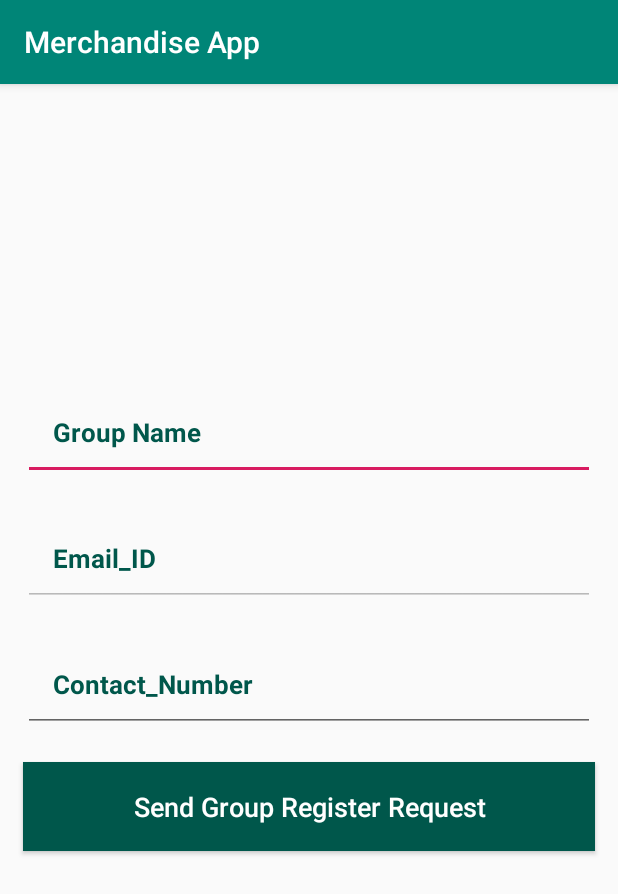
After one commit to Kartik-715/MerchandiseApp, an Android app: the GroupRegisterActivity screen opened directly, with no data from a screen before it, on a phone screen of 412 x 824 dp. The commit adds this screen. Shown: the top 894 px of the screen. Run offline under Robolectric (Android 15) with nearby library versions, the light colour scheme and no system bars; our stand-ins replace Firebase (no records; nobody signed in at launch, a user with empty details on screens opened directly).

Commit message:
GroupRegisterActivity Done

```diff
--- a/app/src/main/AndroidManifest.xml
+++ b/app/src/main/AndroidManifest.xml
@@ -20,7 +20,8 @@
         android:supportsRtl="true"
         android:theme="@style/AppTheme"
         tools:ignore="GoogleAppIndexingWarning">
-        <activity android:name=".AddMerchandise"></activity>
+        <activity android:name=".GroupRegisterActivity"></activity>
+        <activity android:name=".AddMerchandise" />
         <activity
             android:name=".VendorActivity"
             android:label="@string/title_activity_vendor"
--- /dev/null
+++ b/app/src/main/java/com/example/merchandiseapp/GroupRegisterActivity.java
@@ -0,0 +1,119 @@
+package com.example.merchandiseapp;
+
+import android.content.Context;
+import android.support.annotation.NonNull;
+import android.support.v7.app.AppCompatActivity;
+import android.os.Bundle;
+import android.view.View;
+import android.widget.Button;
+import android.widget.EditText;
+import android.widget.Toast;
+
+import com.example.merchandiseapp.Prevalent.Prevalent;
+import com.firebase.ui.auth.data.model.PhoneNumber;
+import com.google.android.gms.tasks.OnCompleteListener;
+import com.google.android.gms.tasks.Task;
+import com.google.firebase.database.DataSnapshot;
+import com.google.firebase.database.DatabaseError;
+import com.google.firebase.database.DatabaseReference;
+import com.google.firebase.database.FirebaseDatabase;
+import com.google.firebase.database.ValueEventListener;
+
+import java.util.HashMap;
+
+public class GroupRegisterActivity extends AppCompatActivity
+{
+    private EditText GroupName,EmailID,Contact;
+    private Button Register;
+
+    @Override
+    protected void onCreate(Bundle savedInstanceState)
+    {
+        super.onCreate(savedInstanceState);
+        setContentView(R.layout.activity_group_register);
+
+        GroupName = findViewById(R.id.Register_Group_Name);
+        EmailID = findViewById(R.id.Register_Email_ID);
+        Contact = findViewById(R.id.Register_Contact);
+        Register = findViewById(R.id.Btn_Group_Request);
+
+        EmailID.setText(Prevalent.currentEmail);
+        EmailID.setEnabled(false);
+
+        Register.setOnClickListener(new View.OnClickListener()
+        {
+            @Override
+            public void onClick(View v)
+            {
+                SendRequest();
+            }
+        });
+    }
+
+    private void SendRequest()
+    {
+        final DatabaseReference requestRef = FirebaseDatabase.getInstance().getReference().child("Admin").child(GroupName.getText().toString());
+        final DatabaseReference requestRef2 = FirebaseDatabase.getInstance().getReference().child("Admin");
+
+        requestRef2.addListenerForSingleValueEvent(new ValueEventListener()
+        {
+            @Override
+            public void onDataChange(@NonNull DataSnapshot dataSnapshot)
+            {
+                String temp = GroupName.getText().toString();
+                if( dataSnapshot.hasChild(temp) )
+                {
+                    if(GroupName.getText().toString().trim().length() == 0)
+                    {
+                        Toast.makeText(GroupRegisterActivity.this, "Please Enter Group Name", Toast.LENGTH_SHORT).show();
+                    }
+                    else
+                    {
+                        Toast.makeText(GroupRegisterActivity.this, "Group with This Name already Exists", Toast.LENGTH_SHORT).show();
+                    }
+                }
+
+                else
+                {
+                    if(GroupName.getText().toString().trim().length() == 0)
+                    {
+                        Toast.makeText(GroupRegisterActivity.this, "Please Enter Group Name", Toast.LENGTH_SHORT).show();
+                    }
+
+                    else if(Contact.getText().toString().trim().length() == 0)
+                    {
+                        Toast.makeText(GroupRegisterActivity.this, "Please Enter Contact Number", Toast.LENGTH_SHORT).show();
+                    }
+
+                    else
+                    {
+                        final HashMap<String, Object> requestMap = new HashMap<>();
+                        requestMap.put("Contact", Contact.getText().toString());
+                        requestMap.put("Email", EmailID.getText().toString());
+                        requestMap.put("GroupName",GroupName.getText().toString());
+                        requestMap.put("isApproved","No");
+
+
+                        requestRef.updateChildren(requestMap)
+                                .addOnCompleteListener(new OnCompleteListener<Void>()
+                                {
+                                    @Override
+                                    public void onComplete(@NonNull Task<Void> task)
+                                    {
+                                        Toast.makeText(GroupRegisterActivity.this, "Successfully Sent Request to Admin", Toast.LENGTH_SHORT).show();
+                                    }
+                                });
+                    }
+
+                }
+            }
+
+            @Override
+            public void onCancelled(@NonNull DatabaseError databaseError)
+            {
+
+            }
+        });
+
+    }
+}
--- a/app/src/main/java/com/example/merchandiseapp/HomeActivity.java
+++ b/app/src/main/java/com/example/merchandiseapp/HomeActivity.java
@@ -223,13 +223,15 @@ public class HomeActivity extends AppCompatActivity
         } else if (id == R.id.wallet) {
             Intent intent = new Intent(this, myWallet.class);
             startActivity(intent);
-        }/* else if (id == R.id.nav_slideshow) {
+        }else if (id == R.id.nav_slideshow) {
 
         } else if (id == R.id.nav_manage) {
 
         } else if (id == R.id.nav_share) {
+            Intent intent = new Intent(HomeActivity.this, com.example.merchandiseapp.GroupRegisterActivity.class);
+            startActivity(intent);
 
-        }*/ else if (id == R.id.nav_send) {
+        } else if (id == R.id.nav_send) {
             Intent intent = new Intent(HomeActivity.this, DeliveredActivity.class);
             startActivity(intent);
 
--- a/app/src/main/java/com/example/merchandiseapp/LoginActivity.java
+++ b/app/src/main/java/com/example/merchandiseapp/LoginActivity.java
@@ -249,9 +249,9 @@ public class LoginActivity extends AppCompatActivity {
                                     else if(final_Access.equals("4")){
                                         intent = new Intent(getApplicationContext(),grpUser.class);
                                     }
-                                    intent = new Intent(getApplicationContext(),CourierActivity.class);
+                                    //intent = new Intent(getApplicationContext(),CourierActivity.class);
 
-                                    intent.putExtra("user", user);
+                                    //intent.putExtra("user", user);
                                     startActivity(intent);
                                 }
                             }).addOnFailureListener(new OnFailureListener() {
--- /dev/null
+++ b/app/src/main/res/layout/activity_group_register.xml
@@ -0,0 +1,73 @@
+<?xml version="1.0" encoding="utf-8"?>
+<RelativeLayout xmlns:android="http://schemas.android.com/apk/res/android"
+    xmlns:app="http://schemas.android.com/apk/res-auto"
+    xmlns:tools="http://schemas.android.com/tools"
+    android:layout_width="match_parent"
+    android:layout_height="match_parent"
+    tools:context=".GroupRegisterActivity">
+
+    <EditText
+        android:id="@+id/Register_Group_Name"
+        android:layout_width="match_parent"
+        android:layout_height="wrap_content"
+        android:padding="20dp"
+        android:layout_marginTop="200dp"
+        android:layout_marginLeft="15dp"
+        android:layout_marginRight="15dp"
+        android:hint="Group Name"
+        android:textColor="@color/colorPrimaryDark"
+        android:textColorHint="@color/colorPrimaryDark"
+        android:textSize="17sp"
+        android:textStyle="bold"
+        />
+
+    <EditText
+        android:id="@+id/Register_Email_ID"
+        android:layout_width="match_parent"
+        android:layout_height="wrap_content"
+        android:layout_below="@+id/Register_Group_Name"
+        android:layout_marginTop="20dp"
+        android:padding="20dp"
+        android:layout_marginLeft="15dp"
+        android:layout_marginRight="15dp"
+        android:hint="Email_ID"
+        android:textColor="@color/colorPrimaryDark"
+        android:textColorHint="@color/colorPrimaryDark"
+        android:textSize="17sp"
+        android:textStyle="bold"
+        />
+
+    <EditText
+        android:id="@+id/Register_Contact"
+        android:layout_width="match_parent"
+        android:layout_height="wrap_content"
+        android:layout_below="@+id/Register_Email_ID"
+        android:layout_marginTop="20dp"
+        android:padding="20dp"
+        android:layout_marginLeft="15dp"
+        android:layout_marginRight="15dp"
+        android:inputType="number"
+        android:hint="Contact_Number"
+        android:textColor="@color/colorPrimaryDark"
+        android:textColorHint="@color/colorPrimaryDark"
+        android:textSize="17sp"
+        android:textStyle="bold"
+        />
+
+    <Button
+        android:id="@+id/Btn_Group_Request"
+        android:layout_width="match_parent"
+        android:layout_height="wrap_content"
+        android:layout_below="@+id/Register_Contact"
+        android:layout_marginTop="20dp"
+        android:layout_marginLeft="15dp"
+        android:layout_marginRight="15dp"
+        android:background="@color/colorPrimaryDark"
+        android:padding="17dp"
+        android:textAllCaps="false"
+        android:textSize="18sp"
+        android:text="Send Group Register Request"
+        android:textColor="@android:color/white"
+        />
+
+</RelativeLayout>
```
